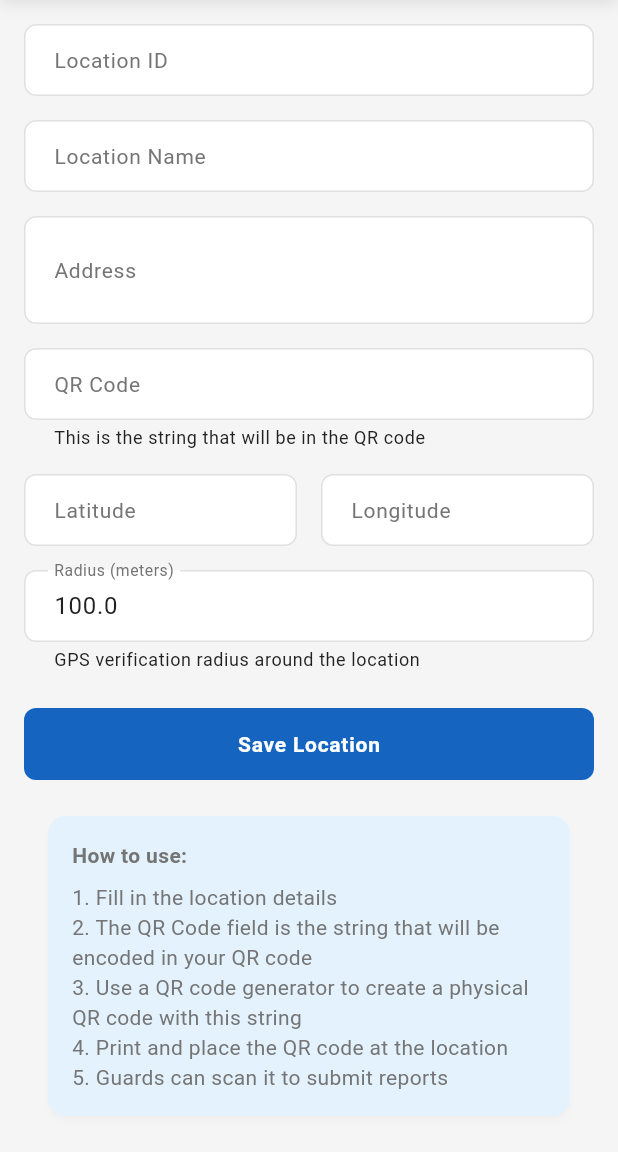
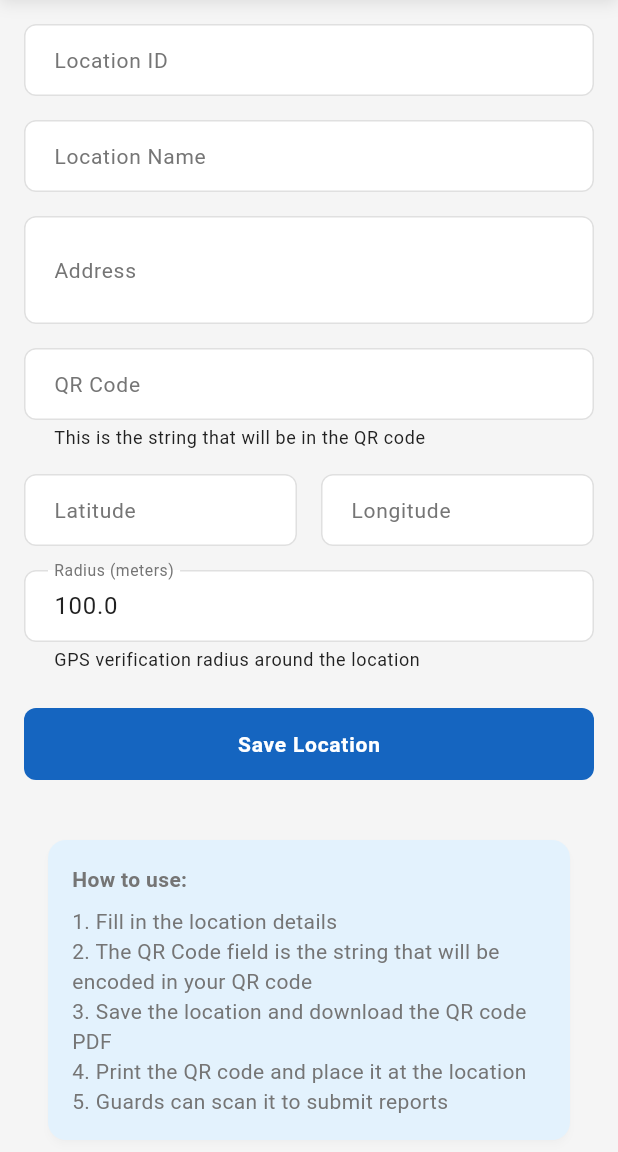
Before and after one commit to Mkasi09/Security-Patrol-Monitoring-System, a Flutter app: the AdminAddLocationScreen screen opened by its route, on a phone screen of 412 x 824 dp, the part 84-1236 px from its top. Run offline on Flutter 3.47's test engine with Material 3 defaults, Android fonts, the phone set to English and light mode, and no system bars; our stand-ins replace cloud_firestore, firebase_auth, firebase_core, firebase_storage, geolocator, image_picker and 4 more; missing offline and left inert: mobile_scanner; accounts and stored records are empty.

Commit message:
qr generator

```diff
--- a/lib/screens/admin_add_location_screen.dart
+++ b/lib/screens/admin_add_location_screen.dart
@@ -1,5 +1,7 @@
 import 'package:flutter/material.dart';
 import '../services/location_manager.dart';
+import '../services/qr_pdf_service.dart';
+import '../models/location.dart';
 import '../widgets/admin_app_bar.dart';
 import '../widgets/admin_drawer.dart';
 
@@ -22,6 +24,7 @@ class _AdminAddLocationScreenState extends State<AdminAddLocationScreen> {
 
   bool _isSaving = false;
   String? _errorMessage;
+  Location? _lastSavedLocation;
 
   @override
   void dispose() {
@@ -44,7 +47,9 @@ class _AdminAddLocationScreenState extends State<AdminAddLocationScreen> {
 
       try {
         final manager = LocationManager();
-        await manager.addCustomLocation(
+
+        // Create location object
+        final location = Location(
           id: _idController.text,
           name: _nameController.text,
           address: _addressController.text,
@@ -54,13 +59,31 @@ class _AdminAddLocationScreenState extends State<AdminAddLocationScreen> {
           radius: double.parse(_radiusController.text),
         );
 
+        await manager.addCustomLocation(
+          id: location.id,
+          name: location.name,
+          address: location.address,
+          qrCode: location.qrCode,
+          latitude: location.latitude,
+          longitude: location.longitude,
+          radius: location.radius,
+        );
+
         if (mounted) {
+          setState(() {
+            _lastSavedLocation = location;
+          });
+
           ScaffoldMessenger.of(context).showSnackBar(
             const SnackBar(
               content: Text('Location added successfully'),
               backgroundColor: Colors.green,
             ),
           );
+
+          // Show download dialog
+          _showDownloadDialog(location);
+
           _clearForm();
         }
       } catch (e) {
@@ -83,6 +106,83 @@ class _AdminAddLocationScreenState extends State<AdminAddLocationScreen> {
     _latitudeController.clear();
     _longitudeController.clear();
     _radiusController.text = '100.0';
+  }
+
+  void _showDownloadDialog(Location location) {
+    showDialog(
+      context: context,
+      builder: (BuildContext context) {
+        return AlertDialog(
+          title: const Text('Download QR Code'),
+          content: Column(
+            mainAxisSize: MainAxisSize.min,
+            crossAxisAlignment: CrossAxisAlignment.start,
+            children: [
+              const Text('Location saved successfully!'),
+              const SizedBox(height: 12),
+              Text('Location: ${location.name}'),
+              Text('QR Code: ${location.qrCode}'),
+              const SizedBox(height: 16),
+              const Text(
+                'Would you like to download a PDF containing the QR code for this location?',
+                style: TextStyle(fontSize: 14),
+              ),
+            ],
+          ),
+          actions: [
+            TextButton(
+              onPressed: () {
+                Navigator.of(context).pop();
+              },
+              child: const Text('Maybe Later'),
+            ),
+            ElevatedButton.icon(
+              onPressed: () {
+                Navigator.of(context).pop();
+                _downloadQRPdf(location);
+              },
+              icon: const Icon(Icons.download),
+              label: const Text('Download PDF'),
+              style: ElevatedButton.styleFrom(
+                backgroundColor: Colors.blue,
+                foregroundColor: Colors.white,
+              ),
+            ),
+          ],
+        );
+      },
+    );
+  }
+
+  Future<void> _downloadQRPdf(Location location) async {
+    try {
+      ScaffoldMessenger.of(context).showSnackBar(
+        const SnackBar(
+          content: Text('Generating PDF...'),
+          backgroundColor: Colors.blue,
+        ),
+      );
+
+      await QRPdfService.generateAndDownloadQRPdf(location);
+
+      if (mounted) {
+        ScaffoldMessenger.of(context).showSnackBar(
+          const SnackBar(
+            content: Text('PDF generated and shared successfully!'),
+            backgroundColor: Colors.green,
+          ),
+        );
+      }
+    } catch (e) {
+      if (mounted) {
+        ScaffoldMessenger.of(context).showSnackBar(
+          SnackBar(
+            content: Text('Failed to generate PDF: $e'),
+            backgroundColor: Colors.red,
+          ),
+        );
+      }
+    }
   }
 
   @override
@@ -263,23 +363,75 @@ class _AdminAddLocationScreenState extends State<AdminAddLocationScreen> {
               ),
               const SizedBox(height: 16),
 
+              // Download section for last saved location
+              if (_lastSavedLocation != null)
+                Card(
+                  color: Colors.green.shade50,
+                  child: Padding(
+                    padding: const EdgeInsets.all(16),
+                    child: Column(
+                      crossAxisAlignment: CrossAxisAlignment.start,
+                      children: [
+                        Row(
+                          children: [
+                            const Icon(Icons.check_circle, color: Colors.green),
+                            const SizedBox(width: 8),
+                            Text(
+                              'Last Saved Location',
+                              style: TextStyle(
+                                fontWeight: FontWeight.bold,
+                                color: Colors.green.shade800,
+                              ),
+                            ),
+                          ],
+                        ),
+                        const SizedBox(height: 12),
+                        Text(
+                          '${_lastSavedLocation!.name}',
+                          style: const TextStyle(fontWeight: FontWeight.bold),
+                        ),
+                        Text(
+                          'QR Code: ${_lastSavedLocation!.qrCode}',
+                          style: TextStyle(color: Colors.grey.shade600),
+                        ),
+                        const SizedBox(height: 12),
+                        SizedBox(
+                          width: double.infinity,
+                          child: ElevatedButton.icon(
+                            onPressed: () => _downloadQRPdf(_lastSavedLocation!),
+                            icon: const Icon(Icons.download),
+                            label: const Text('Download QR Code PDF'),
+                            style: ElevatedButton.styleFrom(
+                              backgroundColor: Colors.green,
+                              foregroundColor: Colors.white,
+                              padding: const EdgeInsets.symmetric(vertical: 12),
+                            ),
+                          ),
+                        ),
+                      ],
+                    ),
+                  ),
+                ),
+
+              const SizedBox(height: 16),
+
               Card(
                 color: Colors.blue.shade50,
                 child: Padding(
-                  padding: EdgeInsets.all(16),
+                  padding: const EdgeInsets.all(16),
                   child: Column(
                     crossAxisAlignment: CrossAxisAlignment.start,
                     children: [
-                      Text(
+                      const Text(
                         'How to use:',
                         style: TextStyle(fontWeight: FontWeight.bold),
                       ),
-                      SizedBox(height: 8),
-                      Text('1. Fill in the location details'),
-                      Text('2. The QR Code field is the string that will be encoded in your QR code'),
-                      Text('3. Use a QR code generator to create a physical QR code with this string'),
-                      Text('4. Print and place the QR code at the location'),
-                      Text('5. Guards can scan it to submit reports'),
+                      const SizedBox(height: 8),
+                      const Text('1. Fill in the location details'),
+                      const Text('2. The QR Code field is the string that will be encoded in your QR code'),
+                      const Text('3. Save the location and download the QR code PDF'),
+                      const Text('4. Print the QR code and place it at the location'),
+                      const Text('5. Guards can scan it to submit reports'),
                     ],
                   ),
                 ),
```
Also changed, not shown: lib/services/qr_pdf_service.dart (added, +214 -0 lines), pubspec.yaml (+9 -0 lines), pubspec.lock.
